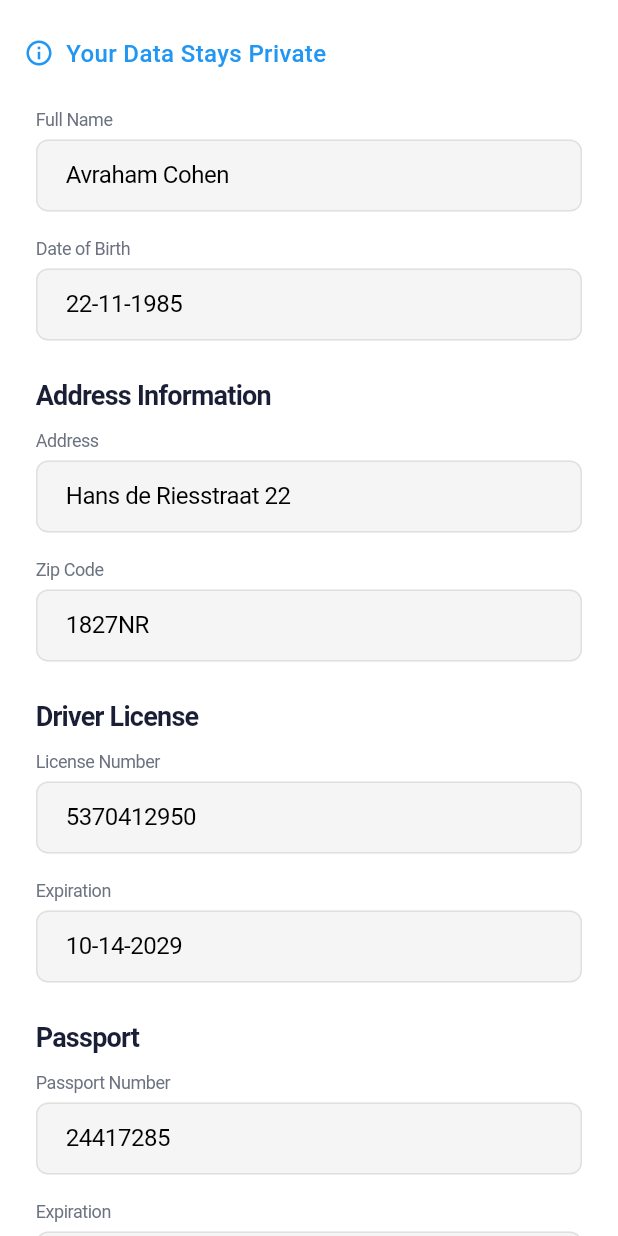
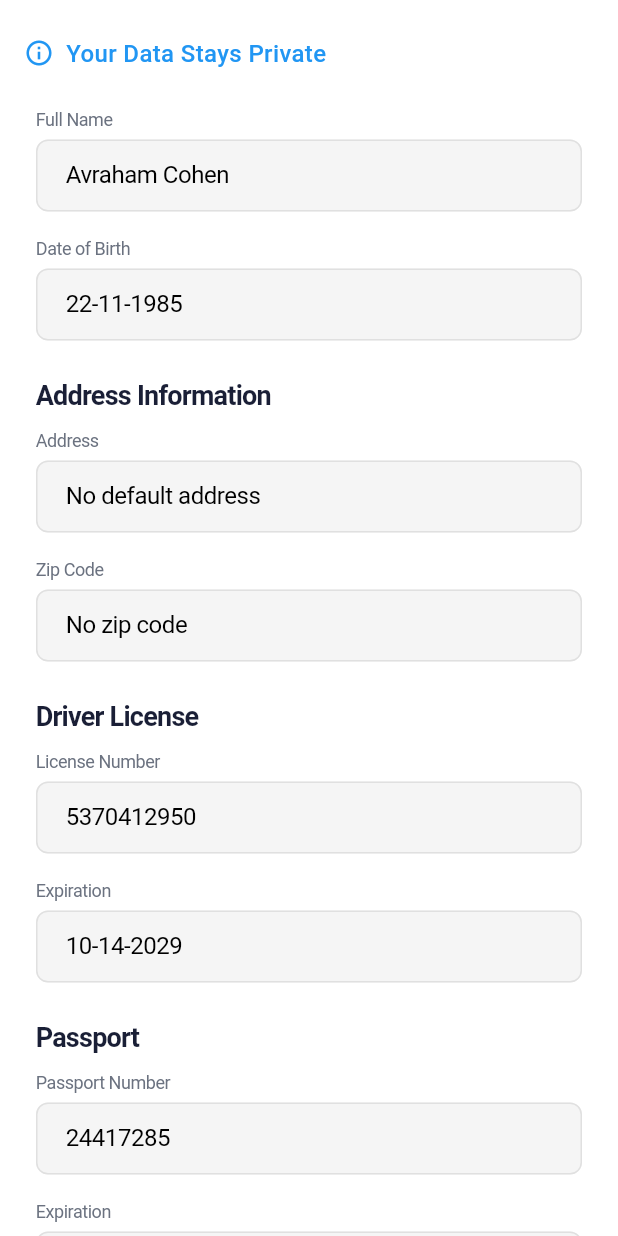
Before and after one commit to sdosecuritynl/IdentityConnectB-Mobile, a Flutter app: the MyInformationScreen screen opened directly, on a phone screen of 412 x 824 dp. Run offline on Flutter 3.47's test engine with Material 3 defaults, Android fonts, the light colour scheme and no system bars; our stand-ins replace basic_utils, device_info_plus, flutter_secure_storage, local_auth, shared_preferences; missing offline and left inert: flutter_jailbreak_detection, pointycastle; accounts and stored records are empty.

Commit message:
Fetch address from secure storage

```diff
--- a/lib/screens/my_information_screen.dart
+++ b/lib/screens/my_information_screen.dart
@@ -1,8 +1,37 @@
 import 'package:flutter/material.dart';
 import '../theme/app_theme.dart';
+import '../services/address_service.dart';
+import '../models/address.dart';
 
-class MyInformationScreen extends StatelessWidget {
+class MyInformationScreen extends StatefulWidget {
   const MyInformationScreen({Key? key}) : super(key: key);
+
+  @override
+  State<MyInformationScreen> createState() => _MyInformationScreenState();
+}
+
+class _MyInformationScreenState extends State<MyInformationScreen> {
+  final AddressService _addressService = AddressService();
+  Address? _defaultAddress;
+  bool _isLoading = true;
+
+  @override
+  void initState() {
+    super.initState();
+    _loadDefaultAddress();
+  }
+
+  Future<void> _loadDefaultAddress() async {
+    try {
+      final addresses = await _addressService.getAddresses();
+      setState(() {
+        _defaultAddress = addresses.isNotEmpty ? addresses[0] : null;
+        _isLoading = false;
+      });
+    } catch (e) {
+      setState(() => _isLoading = false);
+    }
+  }
 
   void _showDeleteAccountDialog(BuildContext context) {
     showDialog(
@@ -175,7 +204,12 @@ class MyInformationScreen extends StatelessWidget {
       child: Scaffold(
         backgroundColor: Colors.white,
         body: SafeArea(
+          child: _isLoading
+              ? const Center(child: CircularProgressIndicator())
+              : RefreshIndicator(
+                  onRefresh: _loadDefaultAddress,
                   child: SingleChildScrollView(
+                    physics: const AlwaysScrollableScrollPhysics(),
                     child: Column(
                       crossAxisAlignment: CrossAxisAlignment.start,
                       children: [
@@ -304,8 +338,8 @@ class MyInformationScreen extends StatelessWidget {
                             style: AppTheme.titleMedium.copyWith(fontSize: 18),
                           ),
                         ),
-                _buildDisabledTextField('Address', 'Hans de Riesstraat 22'),
-                _buildDisabledTextField('Zip Code', '1827NR'),
+                        _buildDisabledTextField('Address', _defaultAddress?.streetAddress ?? 'No default address'),
+                        _buildDisabledTextField('Zip Code', _defaultAddress?.zipCode ?? 'No zip code'),
                         const SizedBox(height: 16),
                         Padding(
                           padding: const EdgeInsets.symmetric(horizontal: 24),
@@ -355,6 +389,7 @@ class MyInformationScreen extends StatelessWidget {
                   ),
                 ),
         ),
+      ),
     );
   }
 }
```
Lines whose indentation alone changed are shown as unchanged.
